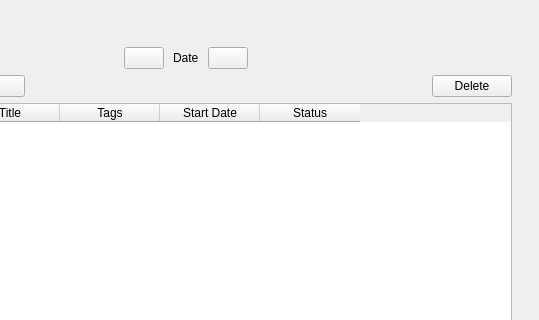
Scrumtags/Agile-Project, file new_ui.ui: the form before one commit; both pictures show x 266 to 805 and y 0 to 320 of the 805 by 582 pixel window.
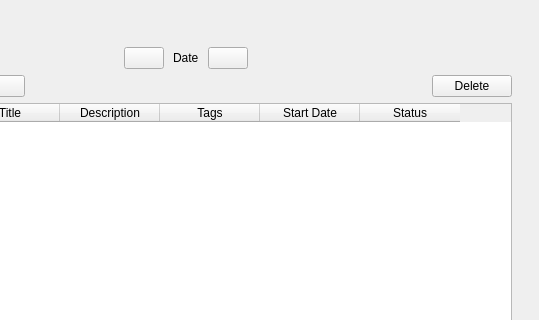
The form after the commit. The open tabs and pages were chosen to show the change. Icons and pictures are not drawn.

Commit message: description added to view_day

Patch:
```diff
--- a/new_ui.ui
+++ b/new_ui.ui
@@ -507,6 +507,11 @@
                             <string>Title</string>
                            </property>
                           </column>
+                          <column>
+                           <property name="text">
+                            <string>Description</string>
+                           </property>
+                          </column>
                           <column>
                            <property name="text">
                             <string>Tags</string>
```
Left out of the diff: 2 changed lines with no effect on the pictures. The commit also changes 3 other files.
